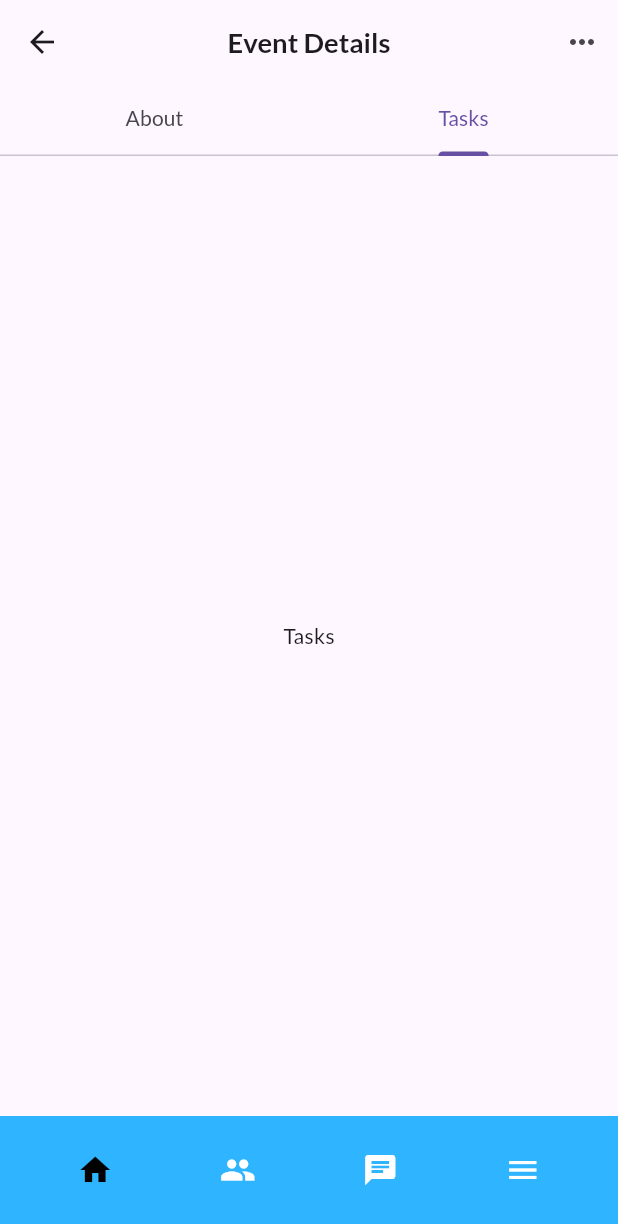
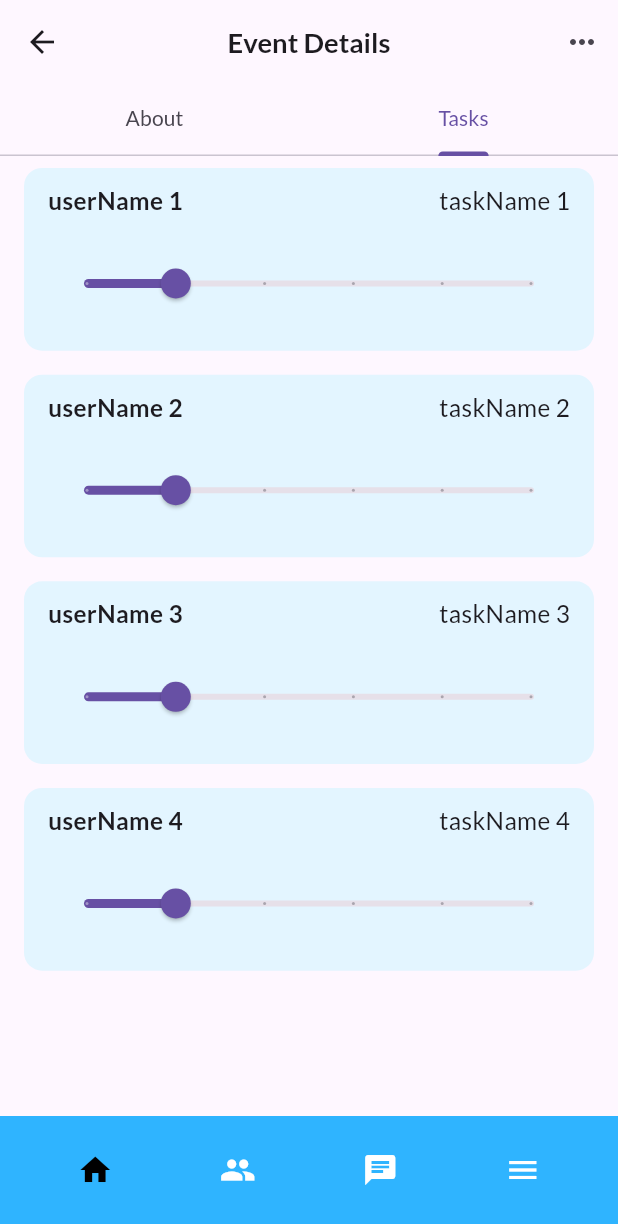
Before and after one commit to abdelrahman3003/Garherly, a Flutter app: the screen it shows after launch, tab 2 chosen, on a phone screen of 412 x 824 dp. Shown: the top 1224 px of the screen. Run offline on Flutter 3.47's test engine with Material 3 defaults, Android fonts, the phone set to English and light mode, and no system bars; our stand-ins replace flutter_screenutil, get, google_fonts, image_picker; project files that could hold a hidden picture were left out.

Commit message:
task view done

```diff
--- /dev/null
+++ b/lib/controller/home/about_controller.dart
@@ -0,0 +1,12 @@
+
+
+import 'package:get/get.dart';
+
+abstract class AboutController extends GetxController {
+
+}
+
+class AboutControllerImp extends AboutController {
+
+
+}
--- /dev/null
+++ b/lib/controller/home/tasks_controller.dart
@@ -0,0 +1,20 @@
+import 'package:get/get.dart';
+
+abstract class TaskController extends GetxController {
+  changeSlider(double val);
+}
+
+class TaskControllerImp extends TaskController {
+  double? currentValue;
+  @override
+  void onInit() {
+    currentValue = 10;
+    super.onInit();
+  }
+
+  @override
+  changeSlider(double val) {
+    currentValue = val;
+    update();
+  }
+}
--- a/lib/controller/home_controller.dart
+++ /dev/null
@@ -1,20 +0,0 @@
-import 'package:flutter/material.dart';
-import 'package:gatherly/controller/button_navigator_bar_controller.dart';
-import 'package:gatherly/core/constatnt/app_color.dart';
-import 'package:gatherly/core/constatnt/routApp.dart';
-import 'package:get/get.dart';
-import 'package:image_picker/image_picker.dart';
-
-abstract class HomeController extends GetxController {
-
-}
-
-class HomeControllerImp extends HomeController {
-  late ButtonNavigatorBarControllerImp controller;
-  @override
-  void onInit() {
-    controller = ButtonNavigatorBarControllerImp();
-    super.onInit();
-  }
-
-}
--- a/lib/view/homepage/home_View.dart
+++ b/lib/view/homepage/home_View.dart
@@ -1,44 +1,20 @@
 import 'package:flutter/material.dart';
-import 'package:flutter_screenutil/flutter_screenutil.dart';
-import 'package:gatherly/controller/home_controller.dart';
-
-import 'package:gatherly/view/homepage/widget/home/about_item.dart';
-import 'package:gatherly/view/homepage/widget/home/messages_text.dart';
-import 'package:get/instance_manager.dart';
+import 'package:gatherly/view/homepage/widget/home/about.dart';
+import 'package:gatherly/view/homepage/widget/home/task_view.dart';
 
 class HomeView extends StatelessWidget {
   const HomeView({super.key});
 
   @override
   Widget build(BuildContext context) {
-    Get.put(HomeControllerImp());
-    return TabBarView(children: [
+    return const TabBarView(children: [
       Padding(
-          padding: const EdgeInsets.all(20),
-          child: SingleChildScrollView(
-            child: Column(
-              children: [
-                const AboutItem(title: "Event title", text: "4-5-2024"),
-                const SizedBox(height: 20),
-                const AboutItem(title: "Event start date", text: "4-5-2024"),
-                const SizedBox(height: 20),
-                const AboutItem(title: "Event end date", text: "4-5-2024"),
-                const SizedBox(height: 20),
-                Container(
-                  height: 170.h,
-                  decoration: BoxDecoration(
-                    borderRadius: BorderRadius.circular(20),
-                  ),
-                  child: Image.asset(
-                    "assets/images/test1.png",
-                    fit: BoxFit.cover,
-                  ),
-                ),
-                const MessageText()
-              ],
-            ),
-          )),
-      const Center(child: Text("Tasks"))
+          padding: EdgeInsets.symmetric(horizontal: 16),
+          child: SingleChildScrollView(child: About())),
+      Padding(
+        padding: EdgeInsets.symmetric(horizontal: 16),
+        child: TaskaView(),
+      )
     ]);
   }
 }
--- /dev/null
+++ b/lib/view/homepage/widget/home/about.dart
@@ -0,0 +1,33 @@
+import 'package:flutter/material.dart';
+import 'package:flutter_screenutil/flutter_screenutil.dart';
+import 'package:gatherly/view/homepage/widget/home/about_item.dart';
+import 'package:gatherly/view/homepage/widget/home/messages_text.dart';
+
+class About extends StatelessWidget {
+  const About({super.key});
+
+  @override
+  Widget build(BuildContext context) {
+    return Column(
+      children: [
+        const AboutItem(title: "Event title", text: "4-5-2024"),
+        const SizedBox(height: 20),
+        const AboutItem(title: "Event start date", text: "4-5-2024"),
+        const SizedBox(height: 20),
+        const AboutItem(title: "Event end date", text: "4-5-2024"),
+        const SizedBox(height: 20),
+        Container(
+          height: 170.h,
+          decoration: BoxDecoration(
+            borderRadius: BorderRadius.circular(20),
+          ),
+          child: Image.asset(
+            "assets/images/test1.png",
+            fit: BoxFit.cover,
+          ),
+        ),
+        const MessageText()
+      ],
+    );
+  }
+}
--- a/lib/view/homepage/widget/home/about_item.dart
+++ b/lib/view/homepage/widget/home/about_item.dart
@@ -23,17 +23,16 @@ class AboutItem extends StatelessWidget {
             height: 50.h,
             width: double.infinity,
             decoration: BoxDecoration(
-              color: AppColor.secondry,
+              color: AppColor.third,
               borderRadius: BorderRadius.circular(12),
             ),
             child: Center(
               child: Text(
                 text,
                 style: TextStyle(
-                    fontSize: 16.sp,
-                    fontWeight: FontWeight.w400,
-                    color: Colors.white),
-                textAlign: TextAlign.center,
+                  fontSize: 16.sp,
+                  fontWeight: FontWeight.w400,
+                ),
               ),
             ))
       ],
--- a/lib/view/homepage/widget/home/messages_text.dart
+++ b/lib/view/homepage/widget/home/messages_text.dart
@@ -1,10 +1,8 @@
 import 'package:flutter/material.dart';
 import 'package:flutter_screenutil/flutter_screenutil.dart';
-import 'package:gatherly/controller/home_controller.dart';
 import 'package:gatherly/core/constatnt/app_color.dart';
-import 'package:get/get.dart';
 
-class MessageText extends GetView<HomeControllerImp> {
+class MessageText extends StatelessWidget {
   const MessageText({super.key});
 
   @override
--- /dev/null
+++ b/lib/view/homepage/widget/home/task_item.dart
@@ -0,0 +1,56 @@
+import 'package:flutter/material.dart';
+import 'package:flutter_screenutil/flutter_screenutil.dart';
+import 'package:gatherly/core/constatnt/app_color.dart';
+
+class TaskItem extends StatelessWidget {
+  const TaskItem(
+      {super.key,
+      required this.currentValue,
+      required this.userName,
+      required this.taskName,
+      this.onChanged});
+  final double currentValue;
+  final String userName;
+  final String taskName;
+  final Function(double)? onChanged;
+  @override
+  Widget build(BuildContext context) {
+    return Container(
+        height: 120.h,
+        margin: const EdgeInsets.symmetric(vertical: 8),
+        padding: const EdgeInsets.symmetric(horizontal: 16),
+        decoration: BoxDecoration(
+          color: AppColor.third,
+          borderRadius: BorderRadius.circular(12),
+        ),
+        child: Column(
+          children: [
+            const SizedBox(height: 10),
+            Row(
+              mainAxisAlignment: MainAxisAlignment.spaceBetween,
+              children: [
+                Text(
+                  userName,
+                  style:
+                      TextStyle(fontSize: 16.sp, fontWeight: FontWeight.bold),
+                ),
+                Text(
+                  taskName,
+                  style: TextStyle(
+                    fontSize: 16.sp,
+                  ),
+                )
+              ],
+            ),
+            const SizedBox(height: 20),
+            Slider(
+              value: currentValue,
+              onChanged: onChanged,
+              max: 100,
+              divisions: 5,
+              label: currentValue.round().toString(),
+            )
+          ],
+        ));
+  }
+}
--- /dev/null
+++ b/lib/view/homepage/widget/home/task_view.dart
@@ -0,0 +1,49 @@
+import 'package:flutter/material.dart';
+import 'package:gatherly/controller/home/tasks_controller.dart';
+import 'package:gatherly/view/homepage/widget/home/task_item.dart';
+import 'package:get/get.dart';
+
+class TaskaView extends StatelessWidget {
+  const TaskaView({super.key});
+
+  @override
+  Widget build(BuildContext context) {
+    Get.put(TaskControllerImp());
+    return GetBuilder<TaskControllerImp>(builder: (controller) {
+      return SingleChildScrollView(
+        child: Column(
+          children: [
+            TaskItem(
+                currentValue: controller.currentValue!,
+                userName: "userName 1",
+                taskName: "taskName 1",
+                onChanged: (val) {
+                  controller.changeSlider(val);
+                }),
+            TaskItem(
+                currentValue: controller.currentValue!,
+                userName: "userName 2",
+                taskName: "taskName 2",
+                onChanged: (val) {
+                  controller.changeSlider(val);
+                }),
+            TaskItem(
+                currentValue: controller.currentValue!,
+                userName: "userName 3",
+                taskName: "taskName 3",
+                onChanged: (val) {
+                  controller.changeSlider(val);
+                }),
+            TaskItem(
+                currentValue: controller.currentValue!,
+                userName: "userName 4",
+                taskName: "taskName 4",
+                onChanged: (val) {
+                  controller.changeSlider(val);
+                }),
+          ],
+        ),
+      );
+    });
+  }
+}
```
